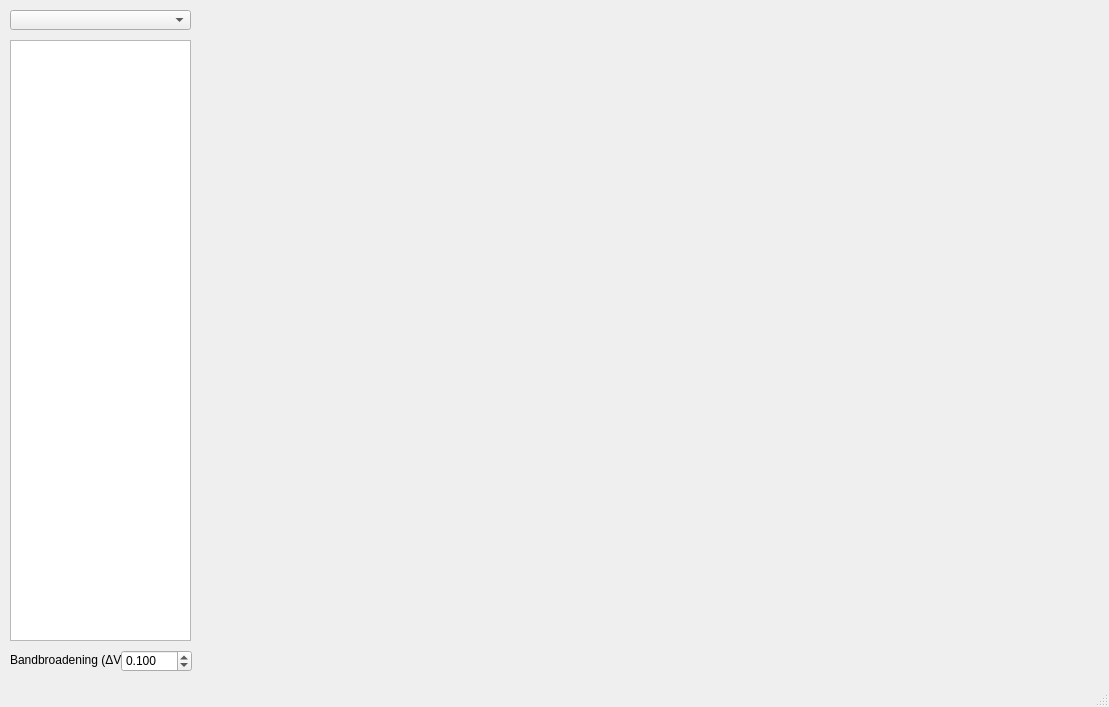
Qt form GUI_STSviewer.ui (scholi/pyOmicron) before a commit.
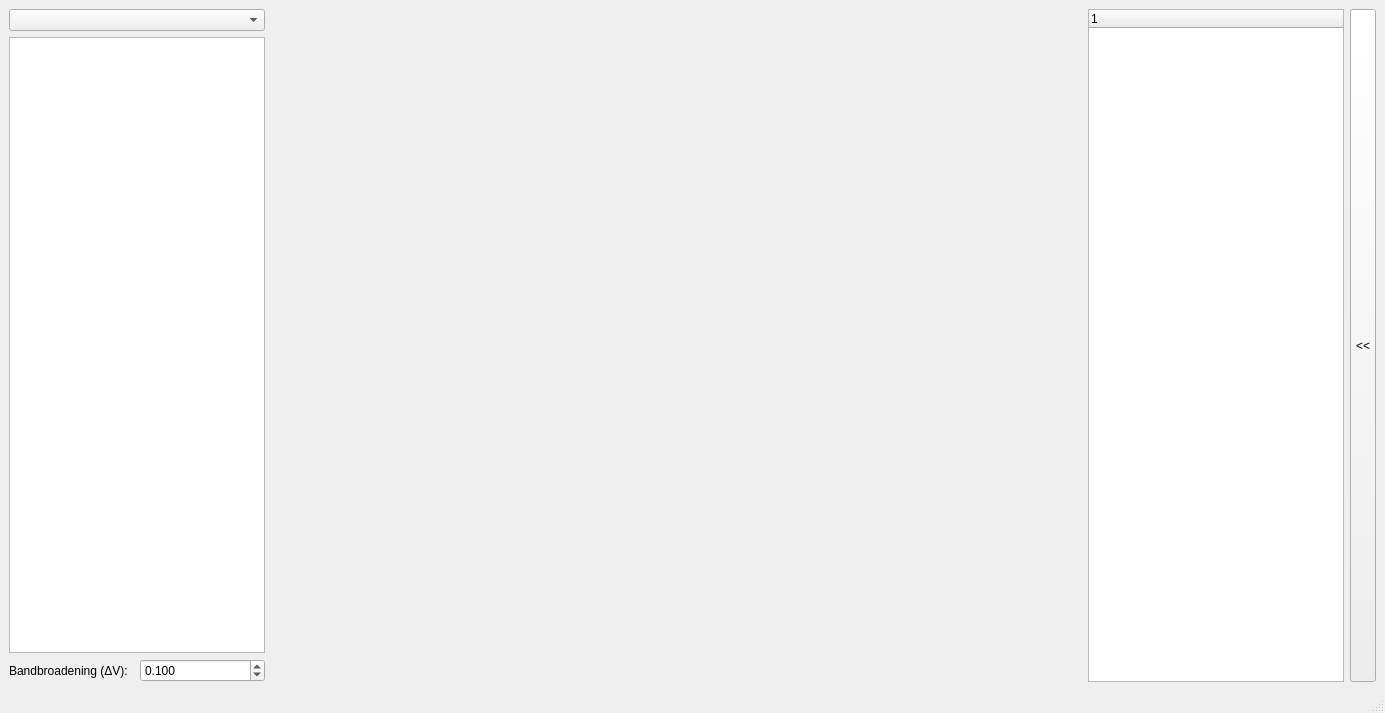
The same form after that commit. Custom widgets are drawn as their Qt base class.

Commit message: Move mpl widget in new file and get rid of useless QWidget

Patch:
```diff
--- a/GUI_STSviewer.ui
+++ b/GUI_STSviewer.ui
@@ -6,65 +6,80 @@
    <rect>
     <x>0</x>
     <y>0</y>
-    <width>1109</width>
-    <height>707</height>
+    <width>1385</width>
+    <height>713</height>
    </rect>
   </property>
   <property name="windowTitle">
    <string>STSviewer</string>
   </property>
   <widget class="QWidget" name="centralwidget">
+   <layout class="QHBoxLayout" name="horizontalLayout_2" stretch="0,0,0,0">
+    <item>
+     <layout class="QVBoxLayout" name="verticalLayout" stretch="0,0,0">
+      <property name="sizeConstraint">
+       <enum>QLayout::SetDefaultConstraint</enum>
+      </property>
+      <item>
    <widget class="QComboBox" name="comboBox">
-    <property name="geometry">
-     <rect>
-      <x>10</x>
-      <y>10</y>
-      <width>181</width>
-      <height>20</height>
-     </rect>
-    </property>
-   </widget>
+        <property name="sizePolicy">
+         <sizepolicy hsizetype="Minimum" vsizetype="Fixed">
+          <horstretch>1</horstretch>
+          <verstretch>0</verstretch>
+         </sizepolicy>
+        </property>
+        <property name="maximumSize">
+         <size>
+          <width>16777215</width>
+          <height>16777215</height>
+         </size>
+        </property>
+       </widget>
+      </item>
+      <item>
    <widget class="QListWidget" name="listWidget">
-    <property name="geometry">
-     <rect>
-      <x>10</x>
-      <y>40</y>
-      <width>181</width>
-      <height>601</height>
-     </rect>
-    </property>
-   </widget>
-   <widget class="QWidget" name="widget" native="true">
-    <property name="geometry">
-     <rect>
-      <x>210</x>
-      <y>10</y>
-      <width>891</width>
-      <height>651</height>
-     </rect>
-    </property>
-   </widget>
+        <property name="sizePolicy">
+         <sizepolicy hsizetype="Minimum" vsizetype="Expanding">
+          <horstretch>0</horstretch>
+          <verstretch>1</verstretch>
+         </sizepolicy>
+        </property>
+        <property name="minimumSize">
+         <size>
+          <width>0</width>
+          <height>0</height>
+         </size>
+        </property>
+        <property name="maximumSize">
+         <size>
+          <width>16777215</width>
+          <height>16777215</height>
+         </size>
+        </property>
+       </widget>
+      </item>
+      <item>
+       <layout class="QHBoxLayout" name="horizontalLayout">
+        <item>
    <widget class="QLabel" name="label">
-    <property name="geometry">
-     <rect>
-      <x>10</x>
-      <y>650</y>
-      <width>111</width>
-      <height>20</height>
-     </rect>
+          <property name="sizePolicy">
+           <sizepolicy hsizetype="Preferred" vsizetype="Preferred">
+            <horstretch>0</horstretch>
+            <verstretch>0</verstretch>
+           </sizepolicy>
     </property>
     <property name="text">
      <string>Bandbroadening (ΔV):</string>
     </property>
    </widget>
+        </item>
+        <item>
    <widget class="QDoubleSpinBox" name="DV">
-    <property name="geometry">
-     <rect>
-      <x>121</x>
-      <y>650</y>
-      <width>71</width>
-      <height>22</height>
-     </rect>
+          <property name="sizePolicy">
+           <sizepolicy hsizetype="Minimum" vsizetype="Fixed">
+            <horstretch>0</horstretch>
+            <verstretch>0</verstretch>
+           </sizepolicy>
     </property>
     <property name="decimals">
      <number>3</number>
@@ -79,14 +94,37 @@
      <double>0.100000000000000</double>
     </property>
    </widget>
+        </item>
+       </layout>
+      </item>
+     </layout>
+    </item>
+    <item>
+     <widget class="MplWidget" name="mpl" native="true">
+      <property name="sizePolicy">
+       <sizepolicy hsizetype="Expanding" vsizetype="Expanding">
+        <horstretch>0</horstretch>
+        <verstretch>0</verstretch>
+       </sizepolicy>
+      </property>
+      <property name="minimumSize">
+       <size>
+        <width>414</width>
+        <height>0</height>
+       </size>
+      </property>
+     </widget>
+    </item>
+    <item>
    <widget class="QTreeWidget" name="treeWidget">
-    <property name="geometry">
-     <rect>
-      <x>1110</x>
-      <y>10</y>
-      <width>351</width>
-      <height>671</height>
-     </rect>
+      <property name="sizePolicy">
+       <sizepolicy hsizetype="Preferred" vsizetype="Expanding">
+        <horstretch>0</horstretch>
+        <verstretch>0</verstretch>
+       </sizepolicy>
+      </property>
+      <property name="styleSheet">
+       <string notr="true"/>
     </property>
     <column>
      <property name="text">
@@ -94,6 +132,36 @@
      </property>
     </column>
    </widget>
+    </item>
+    <item>
+     <widget class="QPushButton" name="pushButton">
+      <property name="sizePolicy">
+       <sizepolicy hsizetype="Minimum" vsizetype="Expanding">
+        <horstretch>0</horstretch>
+        <verstretch>0</verstretch>
+       </sizepolicy>
+      </property>
+      <property name="baseSize">
+       <size>
+        <width>0</width>
+        <height>0</height>
+       </size>
+      </property>
+      <property name="styleSheet">
+       <string notr="true">padding: 5px;</string>
+      </property>
+      <property name="text">
+       <string>&lt;&lt;</string>
+      </property>
+      <property name="iconSize">
+       <size>
+        <width>16</width>
+        <height>16</height>
+       </size>
+      </property>
+     </widget>
+    </item>
+   </layout>
   </widget>
   <widget class="QMenuBar" name="menubar">
    <property name="geometry">
@@ -107,6 +175,14 @@
   </widget>
   <widget class="QStatusBar" name="statusbar"/>
  </widget>
+ <customwidgets>
+  <customwidget>
+   <class>MplWidget</class>
+   <extends>QWidget</extends>
+   <header>mplwidget</header>
+   <container>1</container>
+  </customwidget>
+ </customwidgets>
  <resources/>
  <connections/>
 </ui>
```
Left out of the diff: 4 changed lines with no effect on the pictures. Lines whose indentation alone changed are shown as unchanged. The commit also changes 3 other files.
